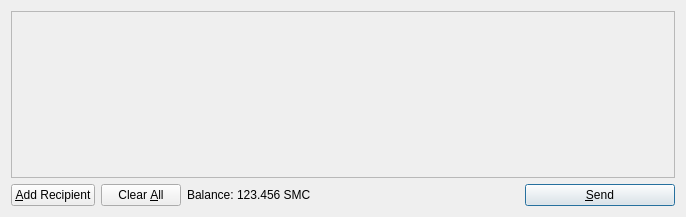
mswilkison/maclanecoin, file src/qt/forms/sendcoinsdialog.ui: the form before one commit.
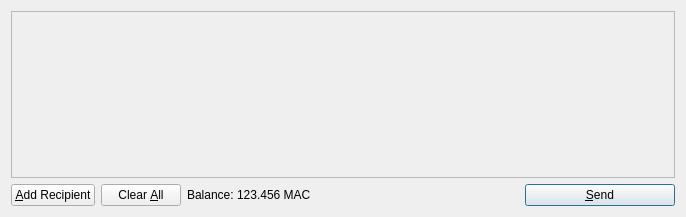
The form after the commit. Icons and pictures are not drawn.

Diff of the .ui file:
```diff
--- a/src/qt/forms/sendcoinsdialog.ui
+++ b/src/qt/forms/sendcoinsdialog.ui
@@ -119,7 +119,7 @@
           <cursorShape>IBeamCursor</cursorShape>
          </property>
          <property name="text">
-          <string>123.456 SMC</string>
+          <string>123.456 MAC</string>
          </property>
          <property name="textInteractionFlags">
           <set>Qt::LinksAccessibleByMouse|Qt::TextSelectableByKeyboard|Qt::TextSelectableByMouse</set>
```
